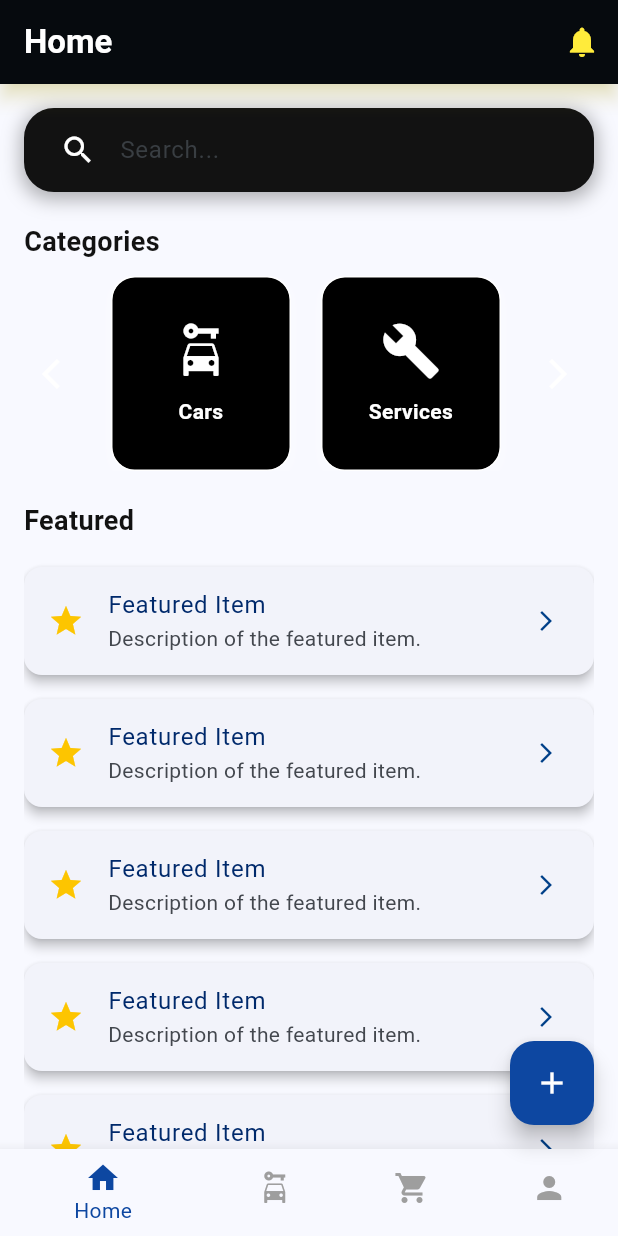
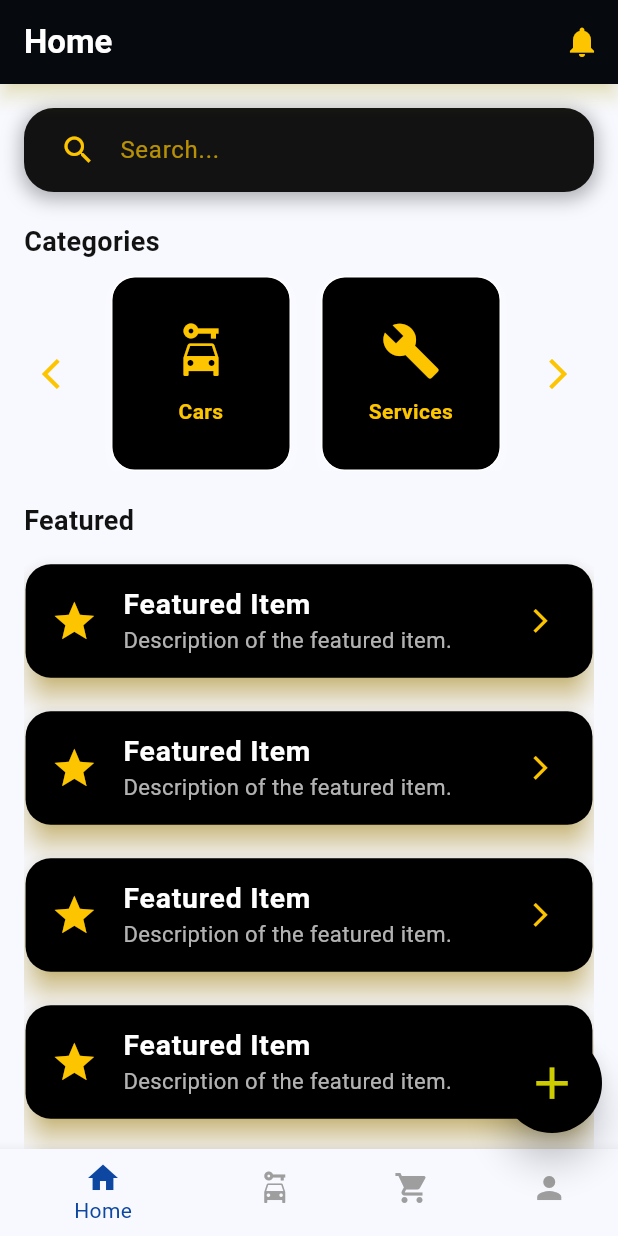
Before and after one commit to engbasel/Door-To-Door-APP, a Flutter app: the screen it shows after launch, on a phone screen of 412 x 824 dp. Run offline on Flutter 3.47's test engine with Material 3 defaults, Android fonts, the light colour scheme and no system bars; our stand-ins replace animate_do.

Commit message:
`Refactor widgets to use custom colors and animations`

```diff
--- a/lib/core/widgets/CoustomFloationActionButton.dart
+++ b/lib/core/widgets/CoustomFloationActionButton.dart
@@ -1,32 +1,80 @@
 import 'package:flutter/material.dart';
 
-class CoustomFloationActionButton extends StatelessWidget {
-  const CoustomFloationActionButton({
+class CustomFloatingActionButton extends StatefulWidget {
+  final List<Widget> pages;
+  final int selectedIndex;
+
+  const CustomFloatingActionButton({
     super.key,
-    required List<Widget> pages,
-    required int selectedIndex,
-    required this.runtimeType,
-  })  : _pages = pages,
-        _selectedIndex = selectedIndex;
+    required this.pages,
+    required this.selectedIndex,
+  });
 
-  final List<Widget> _pages;
-  final int _selectedIndex;
   @override
-  final Type runtimeType;
+  _CustomFloatingActionButtonState createState() =>
+      _CustomFloatingActionButtonState();
+}
+
+class _CustomFloatingActionButtonState extends State<CustomFloatingActionButton>
+    with SingleTickerProviderStateMixin {
+  late AnimationController _controller;
+  late Animation<double> _scaleAnimation;
+
+  @override
+  void initState() {
+    super.initState();
+    _controller = AnimationController(
+      vsync: this,
+      duration: const Duration(milliseconds: 250),
+      lowerBound: 0.85,
+      upperBound: 1.0,
+    );
+
+    _scaleAnimation = Tween<double>(begin: 1.0, end: 1.2).animate(
+      CurvedAnimation(parent: _controller, curve: Curves.easeInOut),
+    );
+  }
+
+  @override
+  void dispose() {
+    _controller.dispose();
+    super.dispose();
+  }
 
   @override
   Widget build(BuildContext context) {
-    return FloatingActionButton(
+    return GestureDetector(
+      onTapDown: (_) => _controller.forward(),
+      onTapUp: (_) => _controller.reverse(),
+      onTapCancel: () => _controller.reverse(),
+      child: AnimatedBuilder(
+        animation: _controller,
+        builder: (context, child) {
+          return Transform.scale(
+            scale: _scaleAnimation.value,
+            child: FloatingActionButton(
               onPressed: () {
                 ScaffoldMessenger.of(context).showSnackBar(
                   SnackBar(
-            content:
-                Text('Add new data for ${_pages[_selectedIndex].runtimeType}'),
+                    content: Text(
+                      'Add new data for ${widget.pages[widget.selectedIndex].runtimeType}',
+                    ),
                   ),
                 );
               },
-      backgroundColor: Colors.blue.shade900,
-      child: const Icon(Icons.add, color: Colors.white),
+              backgroundColor: Colors.black,
+              elevation: 10,
+              splashColor: Colors.yellowAccent.withOpacity(0.3),
+              shape: const CircleBorder(),
+              child: Icon(
+                Icons.add,
+                color: Colors.yellowAccent.withOpacity(0.8),
+                size: 30,
+              ),
+            ),
+          );
+        },
+      ),
     );
   }
 }
--- a/lib/core/widgets/MainScreen.dart
+++ b/lib/core/widgets/MainScreen.dart
@@ -43,10 +43,11 @@ class _MainScreenState extends State<MainScreen> {
         currentIndex: _selectedIndex,
         onItemTapped: _onItemTapped,
       ),
-      floatingActionButton: CoustomFloationActionButton(
-          pages: _pages,
-          selectedIndex: _selectedIndex,
-          runtimeType: runtimeType),
+      floatingActionButton: CustomFloatingActionButton(
+        pages: _pages,
+        selectedIndex: _selectedIndex,
+        // runtimeType: runtimeType,
+      ),
     );
   }
 }
--- a/lib/features/home/presention/views/home_viwe.dart
+++ b/lib/features/home/presention/views/home_viwe.dart
@@ -1,5 +1,6 @@
 import 'package:carsapp/core/AppColors.dart';
 import 'package:carsapp/features/home/presention/widgets/CustomHomeAppBar.dart';
+import 'package:carsapp/features/home/presention/widgets/FeaturedSection.dart';
 import 'package:carsapp/features/home/presention/widgets/categories_section.dart';
 import 'package:carsapp/features/home/presention/widgets/CoustomSearchBar.dart';
 import 'package:carsapp/features/home/presention/widgets/Featured_Item.dart';
@@ -43,14 +44,7 @@ class HomeView extends StatelessWidget {
               ),
             ),
             const SizedBox(height: 10),
-            Expanded(
-              child: ListView.builder(
-                itemCount: 5,
-                itemBuilder: (context, index) {
-                  return const FeaturedItem();
-                },
-              ),
-            ),
+            FeaturedSection(),
           ],
         ),
       ),
--- a/lib/features/home/presention/widgets/Category_Card.dart
+++ b/lib/features/home/presention/widgets/Category_Card.dart
@@ -1,3 +1,4 @@
+import 'package:carsapp/core/AppColors.dart';
 import 'package:flutter/material.dart';
 
 class CategoryCard extends StatefulWidget {
@@ -55,7 +56,11 @@ class _CategoryCardState extends State<CategoryCard> {
         child: Column(
           mainAxisAlignment: MainAxisAlignment.center,
           children: [
-            Icon(widget.icon, size: 40, color: Colors.white),
+            Icon(
+              widget.icon,
+              size: 40,
+              color: AppColors.primaryYellow,
+            ),
             const SizedBox(height: 10),
             Text(
               widget.title,
@@ -63,7 +68,7 @@ class _CategoryCardState extends State<CategoryCard> {
               style: const TextStyle(
                 fontSize: 14,
                 fontWeight: FontWeight.bold,
-                color: Colors.white,
+                color: AppColors.primaryYellow,
               ),
             ),
           ],
--- a/lib/features/home/presention/widgets/CoustomSearchBar.dart
+++ b/lib/features/home/presention/widgets/CoustomSearchBar.dart
@@ -66,9 +66,8 @@ class _CoustomSearchBarState extends State<CoustomSearchBar> {
         style: const TextStyle(color: AppColors.lightSurface, fontSize: 16),
         decoration: InputDecoration(
           hintText: 'Search...',
-          hintStyle:
-              TextStyle(color: AppColors.lightTextSecondary.withOpacity(0.7)),
-          prefixIcon: const Icon(Icons.search, color: AppColors.lightSurface),
+          hintStyle: TextStyle(color: AppColors.primaryYellow.withOpacity(0.7)),
+          prefixIcon: const Icon(Icons.search, color: AppColors.primaryYellow),
           border: InputBorder.none,
           contentPadding: const EdgeInsets.symmetric(vertical: 14),
         ),
--- a/lib/features/home/presention/widgets/CustomHomeAppBar.dart
+++ b/lib/features/home/presention/widgets/CustomHomeAppBar.dart
@@ -1,3 +1,4 @@
+import 'package:carsapp/core/AppColors.dart';
 import 'package:flutter/material.dart';
 import 'package:animate_do/animate_do.dart'; // For animations
 
@@ -46,7 +47,7 @@ class _CustomHomeAppBarState extends State<CustomHomeAppBar>
     return IconButton(
       icon: const Icon(
         Icons.notifications,
-        color: Colors.yellow,
+        color: AppColors.primaryYellow,
       ),
       onPressed: () {
         setState(() {
--- /dev/null
+++ b/lib/features/home/presention/widgets/FeaturedSection.dart
@@ -0,0 +1,21 @@
+import 'package:carsapp/features/home/presention/widgets/Featured_Item.dart';
+import 'package:flutter/material.dart';
+
+class FeaturedSection extends StatelessWidget {
+  const FeaturedSection({super.key});
+
+  @override
+  Widget build(BuildContext context) {
+    return Expanded(
+      child: ListView.separated(
+        physics: const BouncingScrollPhysics(), // Smooth scrolling
+        itemCount: 5,
+        separatorBuilder: (context, index) =>
+            const SizedBox(height: 10), // Space between items
+        itemBuilder: (context, index) {
+          return const FeaturedItem(); // Using `const` for better performance
+        },
+      ),
+    );
+  }
+}
--- a/lib/features/home/presention/widgets/Featured_Item.dart
+++ b/lib/features/home/presention/widgets/Featured_Item.dart
@@ -1,24 +1,87 @@
-// =================== Featured Item Widget ===================
 import 'package:carsapp/core/AppColors.dart';
 import 'package:flutter/material.dart';
 
-class FeaturedItem extends StatelessWidget {
+class FeaturedItem extends StatefulWidget {
   const FeaturedItem({super.key});
 
   @override
+  _FeaturedItemState createState() => _FeaturedItemState();
+}
+
+class _FeaturedItemState extends State<FeaturedItem>
+    with SingleTickerProviderStateMixin {
+  late AnimationController _controller;
+  late Animation<double> _scaleAnimation;
+
+  @override
+  void initState() {
+    super.initState();
+    _controller = AnimationController(
+      vsync: this,
+      duration: const Duration(milliseconds: 200),
+      lowerBound: 0.95,
+      upperBound: 1.0,
+    );
+
+    _scaleAnimation = Tween<double>(begin: 1.0, end: 1.05).animate(
+      CurvedAnimation(parent: _controller, curve: Curves.easeInOut),
+    );
+  }
+
+  @override
+  void dispose() {
+    _controller.dispose();
+    super.dispose();
+  }
+
+  @override
   Widget build(BuildContext context) {
-    return Card(
-      elevation: 3,
-      margin: const EdgeInsets.symmetric(vertical: 8),
-      child: ListTile(
-        leading: Icon(Icons.star, color: AppColors.primaryYellow),
-        title: const Text('Featured Item',
-            style: TextStyle(color: AppColors.darkBlue)),
-        subtitle: const Text('Description of the featured item.'),
-        trailing: Icon(Icons.arrow_forward_ios,
-            size: 16, color: AppColors.secondaryBlue),
-        onTap: () {
-          // Handle item tap
+    return GestureDetector(
+      onTapDown: (_) => _controller.forward(),
+      onTapUp: (_) => _controller.reverse(),
+      onTapCancel: () => _controller.reverse(),
+      child: AnimatedBuilder(
+        animation: _controller,
+        builder: (context, child) {
+          return Transform.scale(
+            scale: _scaleAnimation.value,
+            child: Card(
+              color: Colors.black,
+              shape: RoundedRectangleBorder(
+                borderRadius: BorderRadius.circular(16),
+              ),
+              elevation: 8,
+              shadowColor: AppColors.primaryYellow,
+              margin: const EdgeInsets.symmetric(vertical: 8, horizontal: 10),
+              child: ListTile(
+                leading: const Icon(
+                  Icons.star,
+                  color: AppColors.primaryYellow,
+                  size: 30,
+                ),
+                title: const Text(
+                  'Featured Item',
+                  style: TextStyle(
+                    color: Colors.white,
+                    fontSize: 18,
+                    fontWeight: FontWeight.bold,
+                  ),
+                ),
+                subtitle: const Text(
+                  'Description of the featured item.',
+                  style: TextStyle(color: Colors.white70, fontSize: 14),
+                ),
+                trailing: const Icon(
+                  Icons.arrow_forward_ios,
+                  size: 18,
+                  color: AppColors.primaryYellow,
+                ),
+                onTap: () {
+                  // Handle item tap
+                },
+              ),
+            ),
+          );
         },
       ),
     );
--- a/lib/features/home/presention/widgets/categories_section.dart
+++ b/lib/features/home/presention/widgets/categories_section.dart
@@ -1,3 +1,4 @@
+import 'package:carsapp/core/AppColors.dart';
 import 'package:flutter/material.dart';
 import 'package:carsapp/features/home/presention/widgets/Category_Card.dart';
 
@@ -35,7 +36,10 @@ class _CategoriesSectionState extends State<CategoriesSection> {
         children: [
           // Left Arrow
           IconButton(
-            icon: const Icon(Icons.arrow_back_ios, color: Colors.white),
+            icon: const Icon(
+              Icons.arrow_back_ios,
+              color: AppColors.primaryYellow,
+            ),
             onPressed: _scrollLeft,
           ),
 
@@ -55,7 +59,10 @@ class _CategoriesSectionState extends State<CategoriesSection> {
 
           // Right Arrow
           IconButton(
-            icon: const Icon(Icons.arrow_forward_ios, color: Colors.white),
+            icon: const Icon(
+              Icons.arrow_forward_ios,
+              color: AppColors.primaryYellow,
+            ),
             onPressed: _scrollRight,
           ),
         ],
```
Lines whose indentation alone changed are shown as unchanged.
